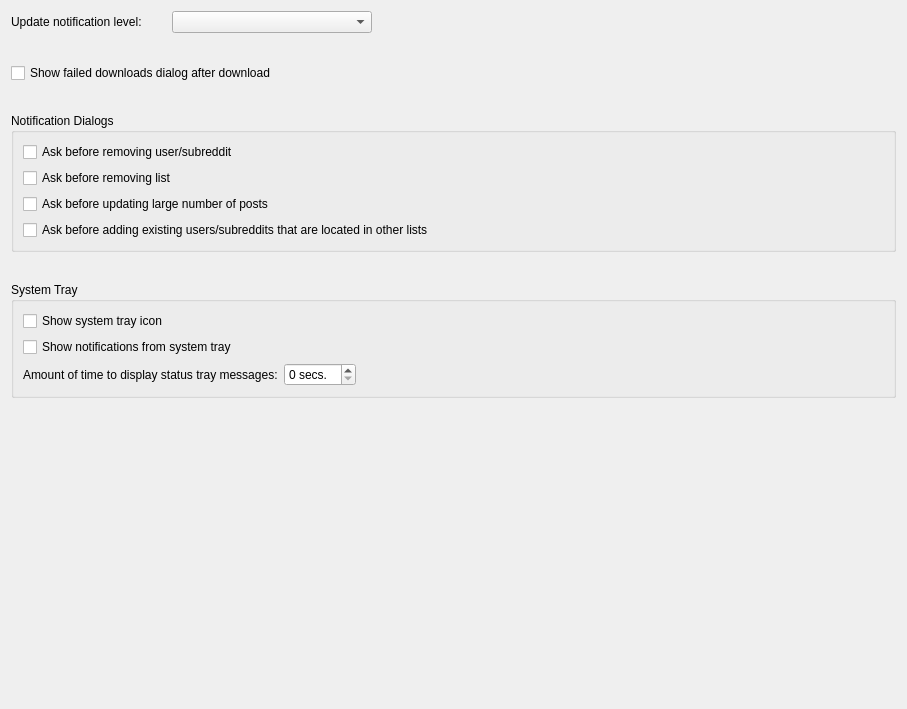
Old version of the form Resources/ui_files/settings/notification_settings_widget.ui in the repository MalloyDelacroix/DownloaderForReddit.
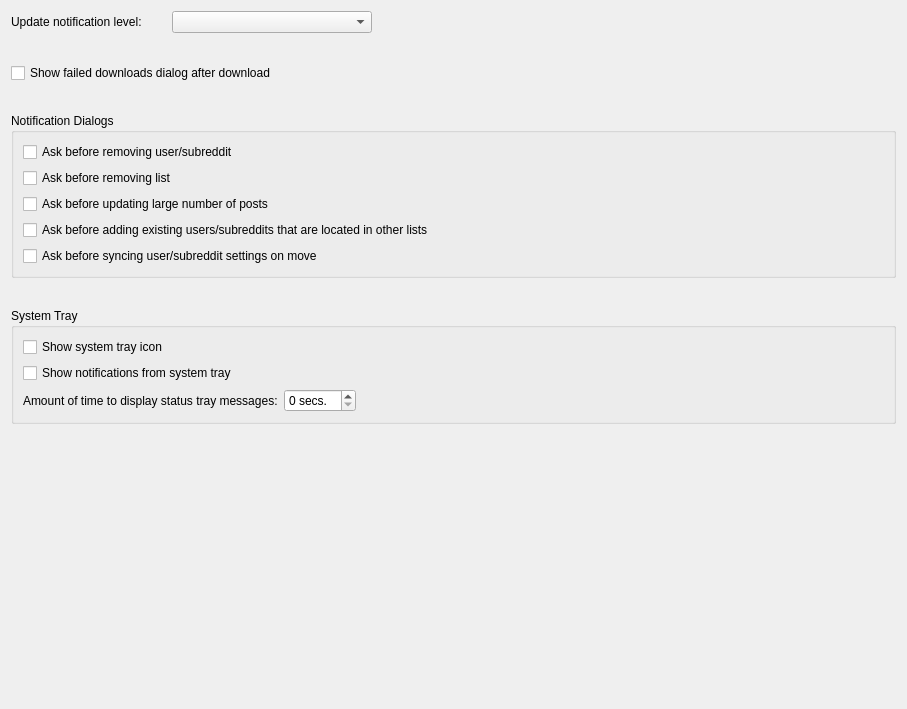
New version of the form.

Commit message: Add ability to sync download settings when moving reddit objects to new list

Patch:
```diff
--- a/Resources/ui_files/settings/notification_settings_widget.ui
+++ b/Resources/ui_files/settings/notification_settings_widget.ui
@@ -95,6 +95,13 @@
         </property>
        </widget>
       </item>
+      <item>
+       <widget class="QCheckBox" name="ask_to_sync_on_move_checkbox">
+        <property name="text">
+         <string>Ask before syncing user/subreddit settings on move</string>
+        </property>
+       </widget>
+      </item>
      </layout>
     </widget>
    </item>
```
The commit also changes 6 other files.
